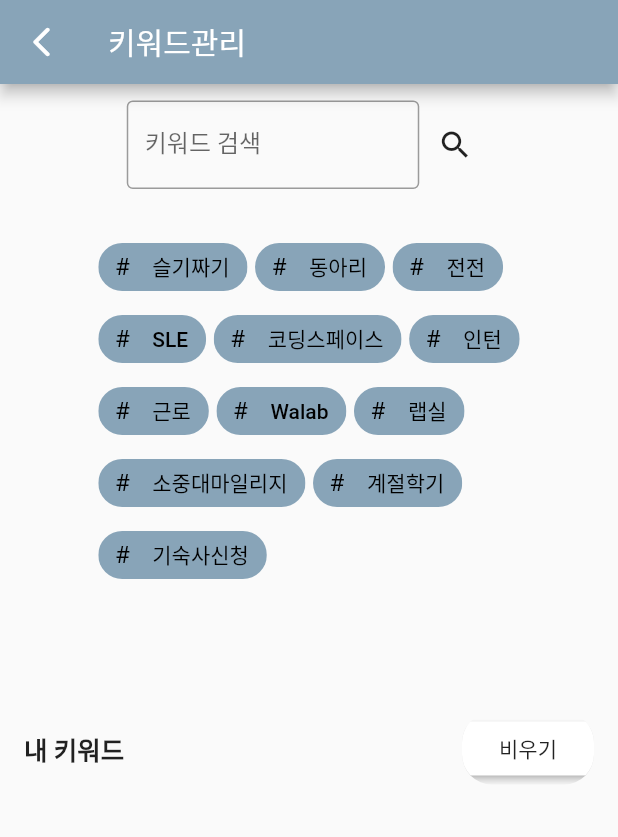
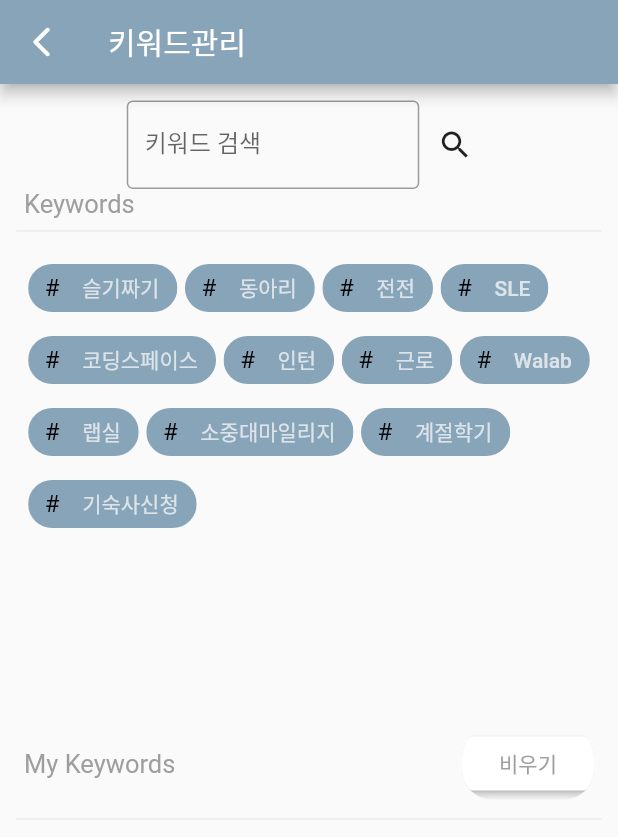
Before and after one commit to zixxin/Semicolon, a Flutter app: the KeyWord screen opened by its route, on a phone screen of 412 x 824 dp. Shown: the top 837 px of the screen. Run offline on Flutter 3.47's test engine with Material 2 defaults, Android fonts, the phone set to English and light mode, and no system bars; our stand-ins replace firebase_auth, firebase_core, flutter_screenutil, flutter_signin_button, flutter_slidable, get and 1 more; accounts and stored records are empty; Roboto replaces fonts that are missing (main).

Commit message:
keyword수정사항

```diff
--- a/ohyeahthat/lib/pages/keywordpage.dart
+++ b/ohyeahthat/lib/pages/keywordpage.dart
@@ -33,10 +33,26 @@
         body: Padding(
           padding: const EdgeInsets.all(8.0),
           child: Container(
-            margin: const EdgeInsets.all(3.0),
+            margin: EdgeInsets.all(3.0),
             child: Column(
               children: [
-                header(),
+                Header(),
+                Padding(
+                  padding: const EdgeInsets.only(left : 5.0),
+                  child: Row(
+                    children: [
+                      Text('Keywords',
+                      style : TextStyle(
+                        fontFamily: 'main',
+                        color : Colors.grey,
+                        fontSize: 17,
+                      )),
+                    ]
+                  ),
+                ),
+                Divider(
+                  thickness: 0.5,
+                ),
                 Expanded(
                   child: Container(
                     decoration: BoxDecoration(
@@ -48,14 +64,14 @@
                       // ),
                       borderRadius: BorderRadius.circular(10),
                     ),
-                    margin: const EdgeInsets.all(3.0),
-                    padding: const EdgeInsets.all(25.0),
+                    margin: EdgeInsets.all(1.0),
+                    padding: EdgeInsets.all(5.0),
                     child: SingleChildScrollView(
                       child: Wrap(
                         spacing: 5,
                         children: concerns.asMap().entries.map((entry) {
                           int idx = entry.key;
-                          return buildChip(
+                          return BuildChip(
                             index: idx,
                             label: entry.value['label'].toString(),
                           );
@@ -64,7 +80,10 @@
                     ),
                   ),
                 ),
-                myKeyword(),
+                MyKeyword(),
+                Divider(
+                  thickness: 0.5,
+                ),
                 if (inputs.length > 0)
                   Expanded(
                     child: Container(
@@ -84,7 +103,7 @@
                           spacing: 5,
                           children: inputs.asMap().entries.map((entry) {
                             int idx = entry.key;
-                            return buildSelectedChip(
+                            return BuildSelectedChip(
                               index: idx,
                               label: entry.value,
                             );
@@ -99,12 +118,13 @@
         ));
   }
 
-  Widget buildChip({required int index, required String label}) {
+  Widget BuildChip({required int index, required String label}) {
     return InputChip(
       label: Text(
         label,
-        style: const TextStyle(
-          color: Colors.black,
+        style: TextStyle(
+          color: Colors.white70,
+          fontFamily: 'main'
         ),
       ),
       avatar: CircleAvatar(
@@ -133,15 +153,16 @@
     );
   }
 
-  Widget buildSelectedChip({
+  Widget BuildSelectedChip({
     required int index,
     required String label,
   }) {
     return Chip(
       label: Text(
         label,
-        style: const TextStyle(
-          color: Colors.black,
+        style: TextStyle(
+          color: Colors.black54,
+          fontFamily: 'main'
         ),
       ),
       avatar: CircleAvatar(
@@ -159,22 +180,33 @@
     );
   }
 
-  Widget myKeyword() {
+  Widget MyKeyword() {
     return Container(
-      margin: const EdgeInsets.all(5),
+      margin: EdgeInsets.all(5),
       child: Row(mainAxisAlignment: MainAxisAlignment.spaceBetween, children: [
-        const Text("내 키워드",
-            style: TextStyle(fontSize: 17, fontWeight: FontWeight.bold)),
+        Text("My Keywords",
+            style: TextStyle(
+              fontSize: 17,
+              // fontWeight: FontWeight.bold
+              fontFamily: 'main',
+              color : Colors.grey,
+              )),
         ClipRRect(
-          borderRadius: const BorderRadius.all(Radius.circular(20)),
+          borderRadius: BorderRadius.all(Radius.circular(20)),
           // ignore: deprecated_member_use
           child: RaisedButton(
             onPressed: () {
-              return setState(() {
+              return
+              setState(() {
                 inputs.clear();
               });
             },
-            child: const Text("비우기"),
+            child: Text("비우기",
+              style : TextStyle(
+                color: Colors.grey,
+                fontFamily: 'main'
+              ),
+              ),
             color: Colors.white,
           ),
         ),
@@ -182,14 +214,14 @@
     );
   }
 
-  Widget header() {
+  Widget Header() {
     return Container(
         child: Flexible(
       child: Row(
         mainAxisAlignment: MainAxisAlignment.spaceBetween,
         mainAxisSize: MainAxisSize.min,
         children: [
-          const Flexible(
+          Flexible(
             child: TextField(
               decoration: InputDecoration(
                   border: OutlineInputBorder(), labelText: '키워드 검색'),
@@ -198,7 +230,7 @@
           Flexible(
             child: IconButton(
               onPressed: () {},
-              icon: const Icon(Icons.search),
+              icon: Icon(Icons.search),
             ),
           )
         ],
--- a/ohyeahthat/lib/screen/all_noti.dart
+++ b/ohyeahthat/lib/screen/all_noti.dart
@@ -42,14 +42,15 @@
   }
 
   void dismissSlidableItem(BuildContext context, int index, action) {
-    // setState((){
-    //   item.removeAt(index);
-    // });
+
     switch (action) {
       case SlidableAction.archive:
         Utils.showSnackBar(context, '중요공지에 저장되었습니다.');
         break;
       case SlidableAction.delete:
+        setState((){
+          item.removeAt(index);
+        });
         Utils.showSnackBar(context, '삭제되었습니다.');
         break;
     }
--- a/ohyeahthat/lib/screen/pinned.dart
+++ b/ohyeahthat/lib/screen/pinned.dart
@@ -35,7 +35,10 @@
     // }
     return Scaffold(
         appBar: AppBar(
-          title: const Text("중요공지"),
+          backgroundColor: primary,
+          title: const Text("중요공지",
+            style : TextStyle(
+              fontFamily: 'main',)),
         ),
         body: SafeArea(
             child: Center(
```
